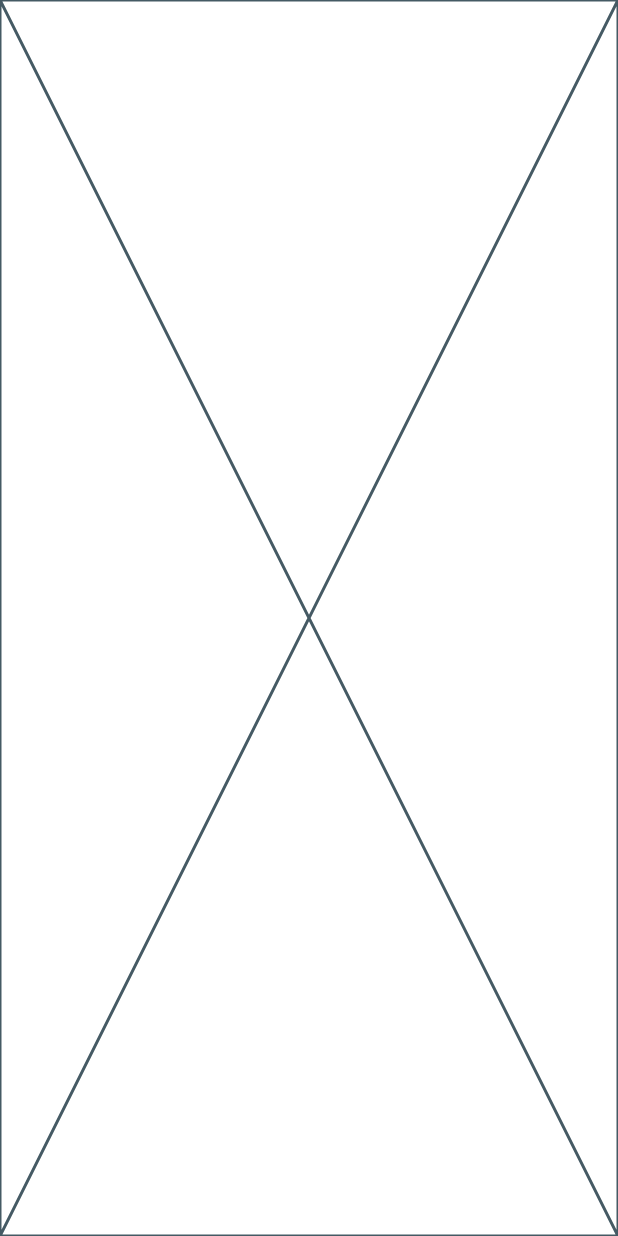
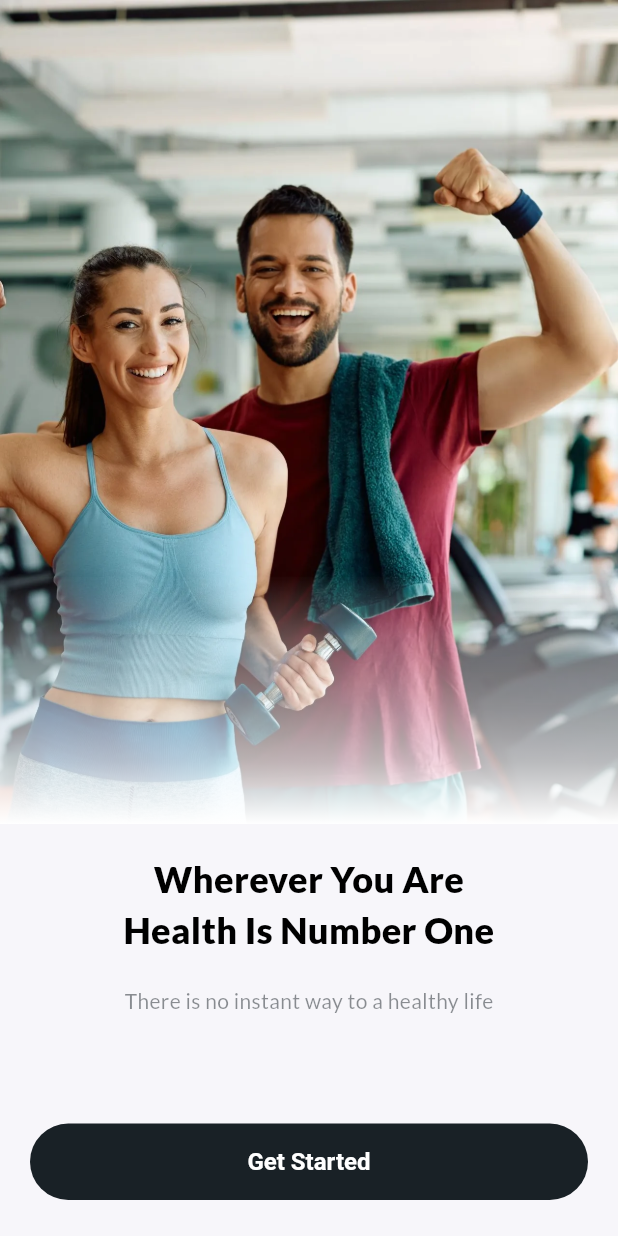
Before and after one commit to rmahmadkhan/fitness-app-ui, a Flutter app: the screen it shows after launch, on a phone screen of 412 x 824 dp. Run offline on Flutter 3.47's test engine with Material 3 defaults, Android fonts, the phone set to English and light mode, and no system bars.

Commit message:
Add WelcomeScreen

```diff
--- a/lib/utils/constants/app_images.dart
+++ b/lib/utils/constants/app_images.dart
@@ -1,7 +1,7 @@
 abstract class AppImages {
   static const _path = 'assets/images';
 
-  static const intro = '$_path/welcome.png';
+  static const intro = '$_path/intro.png';
   static const handTraining = '$_path/hand_training.jpg';
   static const kneePushUp = '$_path/knee_push_up.jpg';
   static const sitUp = '$_path/sit_up.jpg';
--- a/lib/utils/constants/app_sizes.dart
+++ b/lib/utils/constants/app_sizes.dart
@@ -13,6 +13,8 @@ abstract class AppSizes {
   static const double fontSizeSm = 14.0;
   static const double fontSizeMd = 16.0;
   static const double fontSizeLg = 18.0;
+  static const double fontSizeTitle = 20.0;
+  static const double fontSizeHeading = 24.0;
 
   // Input field sizes
   static const double inputFieldRadius = 12.0;
--- a/lib/utils/theme/colors.dart
+++ b/lib/utils/theme/colors.dart
@@ -12,8 +12,7 @@ abstract class AppColors {
   static const Color backgroundDark = primary;
 
   static const Color textPrimary = primary;
-  static final Color textSecondary =
-      Color(0x19212680); // primary.withOpacity(0.5);
+  static final Color textSecondary = primary.withOpacity(0.5);
 
   static const Color purple = Color(0xFFA48AED);
   static const Color purpleLight = Color(0xFFEAECFF);
--- /dev/null
+++ b/lib/views/welcome/components/welcome_image.dart
@@ -0,0 +1,41 @@
+import 'package:flutter/material.dart';
+
+import '../../../all_utils.dart';
+
+class WelcomeImage extends StatelessWidget {
+  const WelcomeImage({super.key});
+
+  @override
+  Widget build(BuildContext context) {
+    return Stack(
+      children: [
+        Image.asset(
+          height: MediaQuery.of(context).size.height,
+          AppImages.intro,
+          fit: BoxFit.cover,
+        ),
+        Positioned(
+          left: 0,
+          right: 0,
+          bottom: 0,
+          child: Container(
+            height: MediaQuery.of(context).size.height * 0.2,
+            decoration: BoxDecoration(
+              gradient: LinearGradient(
+                begin: Alignment.topCenter,
+                end: Alignment.bottomCenter,
+                colors: [
+                  AppColors.white.withOpacity(0.01),
+                  AppColors.white.withOpacity(0.3),
+                  AppColors.white.withOpacity(0.5),
+                  AppColors.white.withOpacity(0.7),
+                  AppColors.white,
+                ],
+              ),
+            ),
+          ),
+        )
+      ],
+    );
+  }
+}
--- a/lib/views/welcome/welcome_screen.dart
+++ b/lib/views/welcome/welcome_screen.dart
@@ -1,4 +1,8 @@
 import 'package:flutter/material.dart';
+
+import '../../all_utils.dart';
+import '../home/home_screen.dart';
+import 'components/welcome_image.dart';
 
 class WelcomeScreen extends StatelessWidget {
   static const String routeName = '/welcome';
@@ -7,6 +11,47 @@ class WelcomeScreen extends StatelessWidget {
 
   @override
   Widget build(BuildContext context) {
-    return const Placeholder();
+    return Scaffold(
+      body: Column(
+        mainAxisAlignment: MainAxisAlignment.start,
+        children: [
+          Expanded(
+            flex: 2,
+            child: WelcomeImage(),
+          ),
+          Expanded(
+            child: Padding(
+              padding: const EdgeInsets.fromLTRB(20, 20, 20, 24),
+              child: Column(
+                children: [
+                  const Text(
+                    'Wherever You Are\nHealth Is Number One',
+                    textAlign: TextAlign.center,
+                    style: TextStyle(
+                      fontSize: AppSizes.fontSizeHeading,
+                      fontWeight: FontWeight.w800,
+                    ),
+                  ),
+                  const SizedBox(height: 20),
+                  Text(
+                    'There is no instant way to a healthy life',
+                    style: TextStyle(
+                      fontSize: AppSizes.fontSizeSm,
+                      color: AppColors.textSecondary,
+                    ),
+                  ),
+                  const Spacer(),
+                  MyElevatedButton(
+                    onTap: () => Navigator.pushReplacementNamed(
+                        context, HomeScreen.routeName),
+                    text: 'Get Started',
+                  ),
+                ],
+              ),
+            ),
+          ),
+        ],
+      ),
+    );
   }
 }
```
